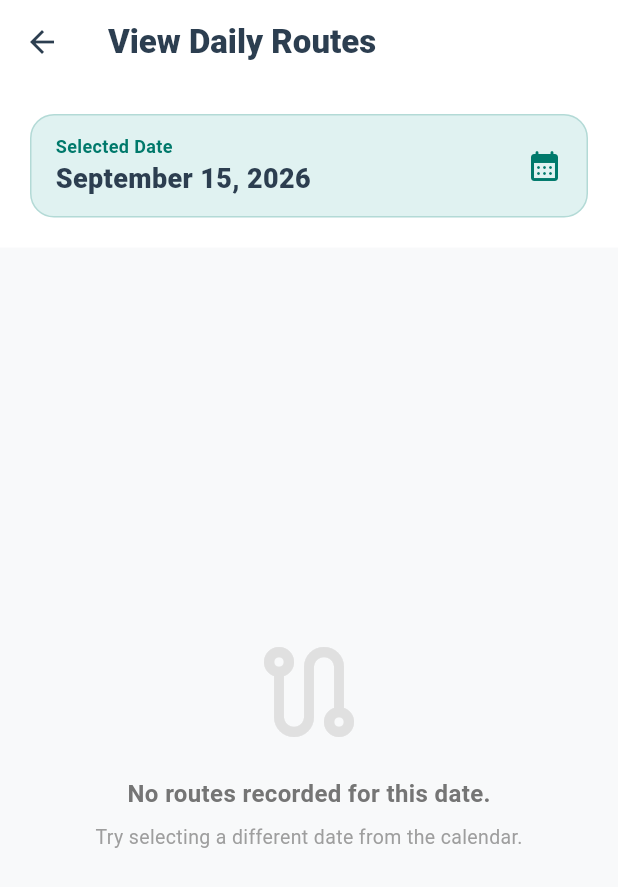
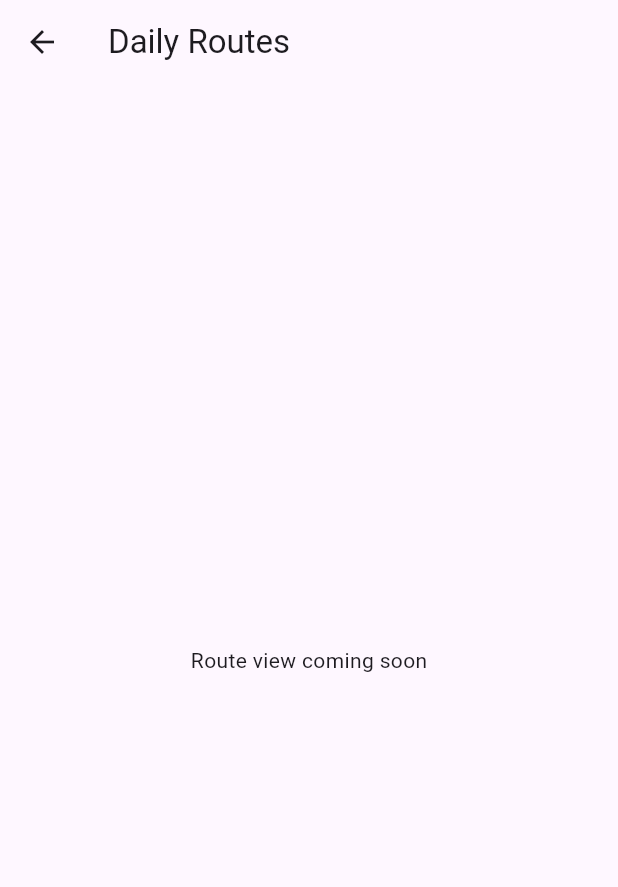
Before and after one commit to Stevenlenard/august31, a Flutter app: the DriverDashboard screen opened by its route, scrolled down 1152 dp, after a tap on "Daily Routes", on a phone screen of 412 x 824 dp. Shown: the top 887 px of the screen. Run offline on Flutter 3.47's test engine with Material 3 defaults, Android fonts, the phone set to English and light mode, and no system bars; our stand-ins replace dio, firebase_core, firebase_database, fl_chart, flutter_local_notifications, geolocator and 6 more; missing offline and left inert: mapbox_maps_flutter, pointer_interceptor; accounts and stored records are empty; statements that could not run were skipped.

Commit message:
Fix driver_dashboard.dart missing dependencies and generic UI fixes

```diff
--- a/lib/screens/driver_dashboard.dart
+++ b/lib/screens/driver_dashboard.dart
@@ -17,6 +17,23 @@ import '../widgets/hover_action_button.dart';
 import '../widgets/fade_slide_entrance.dart';
 import '../widgets/data_management_modal.dart';
 import '../widgets/custom_snackbar.dart';
+
+// Dummy implementation for missing services/screens to allow compilation
+class RouteOptimizationService {
+  Future<List<Position>> optimizeRoute(List<Position> stops) async => stops;
+}
+
+class ViewDailyRoutesScreen extends StatelessWidget {
+  final UserData? user;
+  const ViewDailyRoutesScreen({super.key, this.user});
+  @override
+  Widget build(BuildContext context) {
+    return Scaffold(
+      appBar: AppBar(title: const Text('Daily Routes')),
+      body: const Center(child: Text('Route view coming soon')),
+    );
+  }
+}
 
 class DriverDashboard extends StatefulWidget {
   const DriverDashboard({super.key});
@@ -2880,6 +2897,7 @@ Positioned(
 
   void _showDailyRoutes() async {
     if (_user == null) return;
+    if (!mounted) return;
     Navigator.push(
       context,
       MaterialPageRoute(builder: (context) => ViewDailyRoutesScreen(user: _user!))
```
